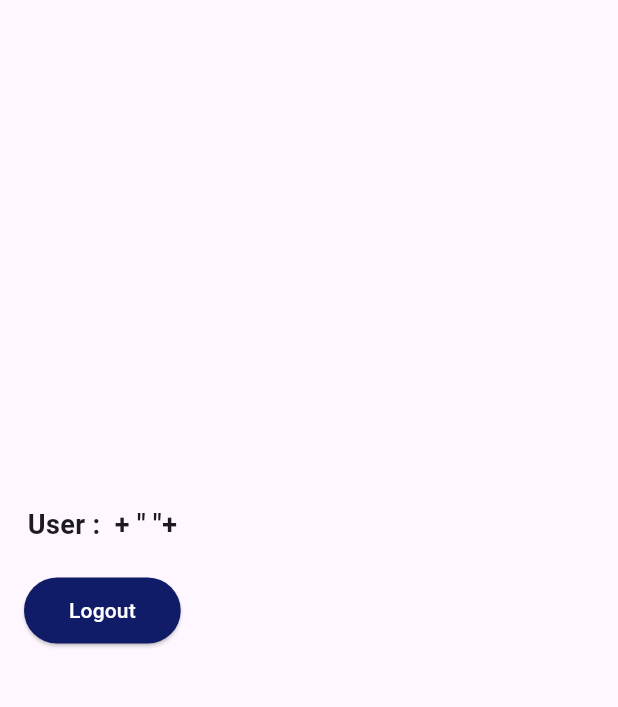
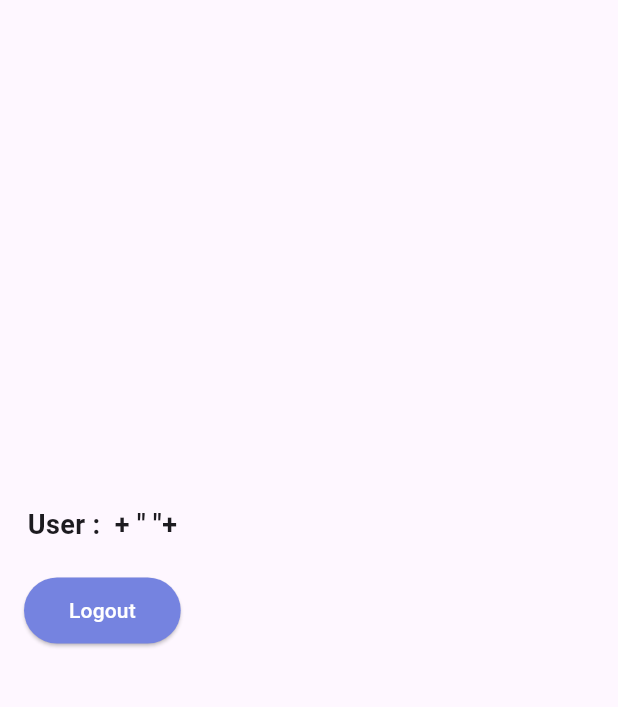
Before and after one commit to ApurvaPlanet/jxpapp, a Flutter app: the SettingsScreen screen opened directly, on a phone screen of 412 x 824 dp, the part 84-791 px from its top. Run offline on Flutter 3.47's test engine with Material 3 defaults, Android fonts, the phone set to English and light mode, and no system bars; our stand-ins replace dio, persistent_bottom_nav_bar, shared_preferences, webview_flutter; accounts and stored records are empty.

Commit message:
Basic UI changes

```diff
--- a/lib/screens/settings_screen.dart
+++ b/lib/screens/settings_screen.dart
@@ -55,7 +55,7 @@ class _SettingsScreenState extends State<SettingsScreen> {
                 );
               },
               style: ElevatedButton.styleFrom(
-                backgroundColor: const Color(0xFF111C68),
+                backgroundColor: const Color(0xFF7583E0),
                 foregroundColor: Colors.white,
                 padding: const EdgeInsets.symmetric(horizontal: 30, vertical: 12),
               ),
--- a/lib/screens/wellness_screen.dart
+++ b/lib/screens/wellness_screen.dart
@@ -6,7 +6,7 @@ class WellnessScreen extends StatelessWidget {
   @override
   Widget build(BuildContext context) {
     return Scaffold(
-      body: Center(child: Text("Wellness Page")),
+      body: Center(child: Text("Welcome to Wellness Page")),
     );
   }
 }
```
